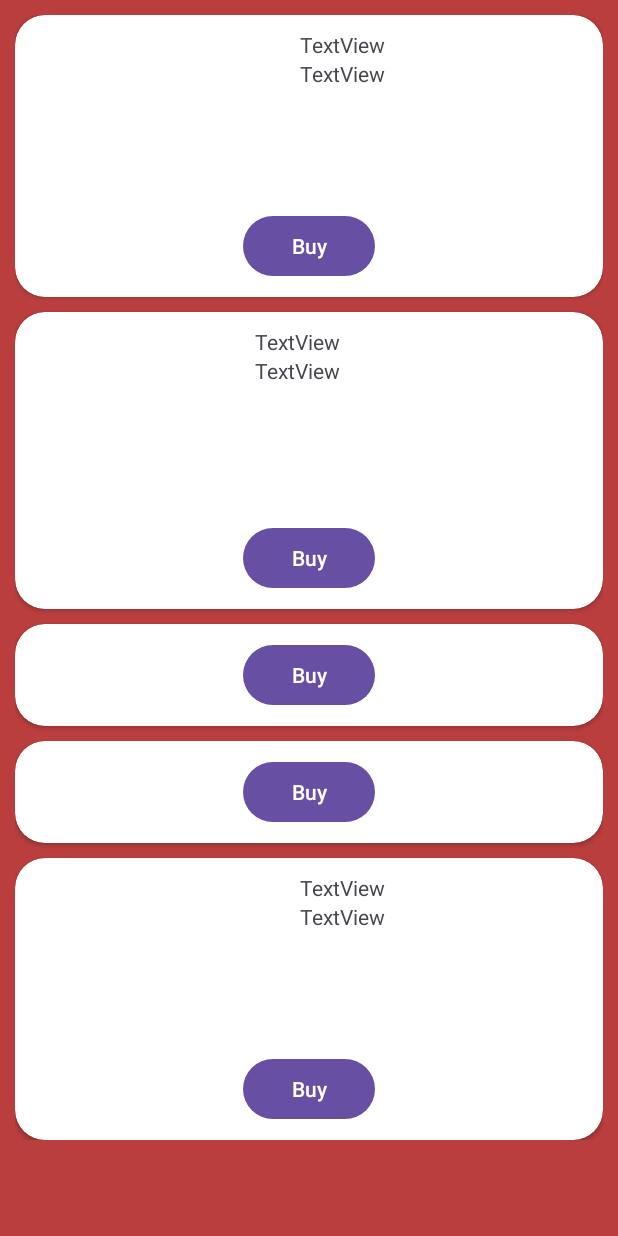
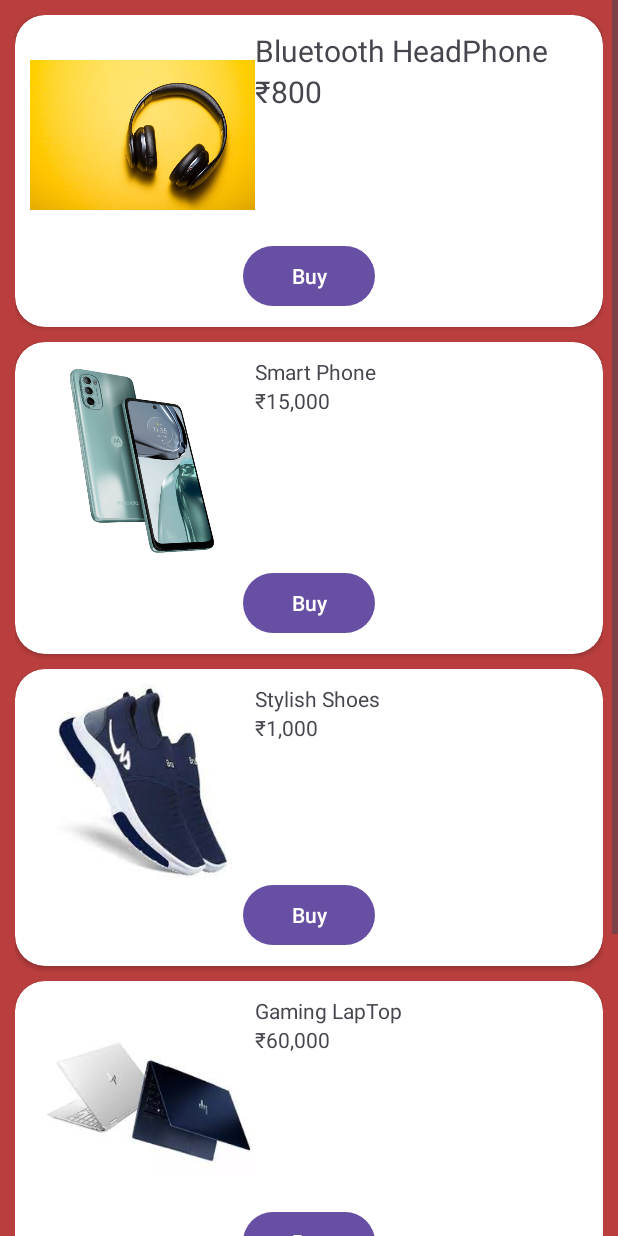
Before and after one commit to Sahil-Popat-Potale/OnlineShoppingApp, an Android app: the ShopActivity screen opened directly, with no data from a screen before it, on a phone screen of 412 x 824 dp. Run offline under Robolectric (Android 15) with nearby library versions, the phone set to English and light mode, and no system bars.

```diff
--- a/app/src/main/res/layout/activity_login.xml
+++ b/app/src/main/res/layout/activity_login.xml
@@ -45,7 +45,7 @@
                     android:layout_width="match_parent"
                     android:layout_height="match_parent"
                     android:contentDescription="@string/loginPng"
-                    tools:srcCompat="@drawable/img" />
+                    app:srcCompat="@drawable/img" />
 
             </LinearLayout>
 
--- a/app/src/main/res/layout/activity_shop.xml
+++ b/app/src/main/res/layout/activity_shop.xml
@@ -41,10 +41,10 @@
 
                         <ImageView
                             android:id="@+id/imageView1"
-                            android:layout_width="180dp"
-                            android:layout_height="120dp"
-                            tools:srcCompat="@drawable/img_1"
-                            android:contentDescription="Head Phone" />
+                            android:layout_width="150dp"
+                            android:layout_height="140dp"
+                            app:srcCompat="@drawable/img_1"
+                            android:contentDescription="@string/hedSetPng" />
 
                         <LinearLayout
                             android:layout_width="match_parent"
@@ -55,13 +55,16 @@
                                 android:id="@+id/disc1"
                                 android:layout_width="wrap_content"
                                 android:layout_height="wrap_content"
-                                android:text="TextView" />
+                                android:textSize="20sp"
+                                android:text="@string/headSet" />
 
                             <TextView
                                 android:id="@+id/price1"
                                 android:layout_width="wrap_content"
                                 android:layout_height="wrap_content"
-                                android:text="TextView" />
+                                android:layout_gravity="bottom"
+                                android:text="@string/headSetPrice"
+                                android:textSize="20sp" />
 
                         </LinearLayout>
 
@@ -98,8 +101,9 @@
                         <ImageView
                             android:id="@+id/imageView2"
                             android:layout_width="150dp"
-                            android:layout_height="130dp"
-                            tools:srcCompat="@drawable/img_2" />
+                            android:layout_height="140dp"
+                            app:srcCompat="@drawable/img_2"
+                            android:contentDescription="@string/mobilePng" />
 
                         <LinearLayout
                             android:layout_width="match_parent"
@@ -110,13 +114,13 @@
                                 android:id="@+id/disc2"
                                 android:layout_width="wrap_content"
                                 android:layout_height="wrap_content"
-                                android:text="TextView" />
+                                android:text="@string/mobilePhone" />
 
                             <TextView
                                 android:id="@+id/price2"
                                 android:layout_width="wrap_content"
                                 android:layout_height="wrap_content"
-                                android:text="TextView" />
+                                android:text="@string/mobilePrice" />
 
                         </LinearLayout>
 
@@ -152,9 +156,10 @@
 
                         <ImageView
                             android:id="@+id/imageView3"
-                            android:layout_width="wrap_content"
-                            android:layout_height="wrap_content"
-                            tools:srcCompat="@drawable/img_3" />
+                            android:layout_width="150dp"
+                            android:layout_height="130dp"
+                            app:srcCompat="@drawable/img_3"
+                            android:contentDescription="@string/shoePng" />
 
                         <LinearLayout
                             android:layout_width="match_parent"
@@ -165,13 +170,13 @@
                                 android:id="@+id/disc3"
                                 android:layout_width="wrap_content"
                                 android:layout_height="wrap_content"
-                                android:text="TextView" />
+                                android:text="@string/shoe" />
 
                             <TextView
                                 android:id="@+id/price3"
                                 android:layout_width="wrap_content"
                                 android:layout_height="wrap_content"
-                                android:text="TextView" />
+                                android:text="@string/shoePrice" />
 
                         </LinearLayout>
 
@@ -207,9 +212,10 @@
 
                         <ImageView
                             android:id="@+id/imageView4"
-                            android:layout_width="wrap_content"
-                            android:layout_height="wrap_content"
-                            tools:srcCompat="@drawable/img_4" />
+                            android:layout_width="150dp"
+                            android:layout_height="140dp"
+                            app:srcCompat="@drawable/img_4"
+                            android:contentDescription="@string/laptopPng" />
 
                         <LinearLayout
                             android:layout_width="match_parent"
@@ -220,13 +226,13 @@
                                 android:id="@+id/disc4"
                                 android:layout_width="wrap_content"
                                 android:layout_height="wrap_content"
-                                android:text="TextView" />
+                                android:text="@string/laptop" />
 
                             <TextView
                                 android:id="@+id/price4"
                                 android:layout_width="wrap_content"
                                 android:layout_height="wrap_content"
-                                android:text="TextView" />
+                                android:text="@string/laptopPrice" />
 
                         </LinearLayout>
 
@@ -262,9 +268,10 @@
 
                         <ImageView
                             android:id="@+id/imageView5"
-                            android:layout_width="180dp"
-                            android:layout_height="120dp"
-                            tools:srcCompat="@drawable/img_5" />
+                            android:layout_width="150dp"
+                            android:layout_height="140dp"
+                            app:srcCompat="@drawable/img_5"
+                            android:contentDescription="@string/mousePng" />
 
                         <LinearLayout
                             android:layout_width="match_parent"
@@ -275,13 +282,13 @@
                                 android:id="@+id/disc5"
                                 android:layout_width="wrap_content"
                                 android:layout_height="wrap_content"
-                                android:text="TextView" />
+                                android:text="@string/mouse" />
 
                             <TextView
                                 android:id="@+id/price5"
                                 android:layout_width="wrap_content"
                                 android:layout_height="wrap_content"
-                                android:text="TextView" />
+                                android:text="@string/mousePrice" />
 
                         </LinearLayout>
 
--- a/app/src/main/res/values/strings.xml
+++ b/app/src/main/res/values/strings.xml
@@ -8,6 +8,16 @@
     <string name="welcome">Welcome to our Shopping App</string>
     <string name="registerNow">New user? Register Now</string>
     <string name="existingUser">Already have an Account?</string>
+    <string name="headSet">Bluetooth HeadPhone</string>
+    <string name="mobilePhone">Smart Phone</string>
+    <string name="shoe">Stylish Shoes</string>
+    <string name="laptop">Gaming LapTop</string>
+    <string name="mouse">Gaming Mouse</string>
+    <string name="headSetPrice">₹800</string>
+    <string name="mobilePrice">₹15,000</string>
+    <string name="shoePrice">₹1,000</string>
+    <string name="laptopPrice">₹60,000</string>
+    <string name="mousePrice">₹500</string>
 
     <!-- Buttons -->
     <string name="buy">Buy</string>
@@ -22,6 +32,9 @@
 
     <!-- content Description -->
     <string name="loginPng">Login Image</string>
-    <!-- TODO: Remove or change this placeholder text -->
-    <string name="hello_blank_fragment">Hello blank fragment</string>
+    <string name="hedSetPng">Head Phone Image</string>
+    <string name="mobilePng">Mobile Image</string>
+    <string name="shoePng">Shoe Image</string>
+    <string name="laptopPng">Laptop Image</string>
+    <string name="mousePng">Mouse Image</string>
 </resources>
```
